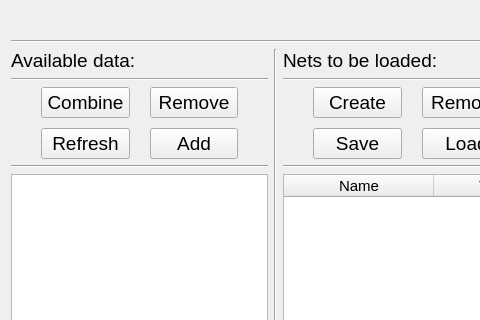
Above: TP_CXX/NetManagers/neunetui.ui from xammi/2014_Cpp_Technopark before the change; both pictures show x 0 to 480 and y 0 to 320 of the 824 by 477 pixel window. Below: the same form after it.
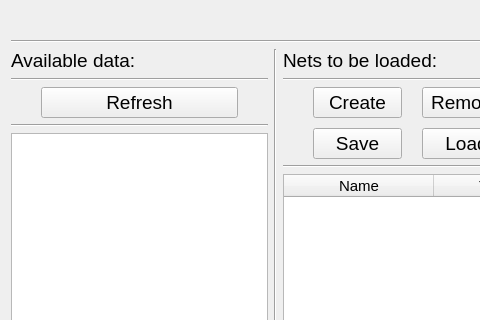
That is the form after the change.

Commit message: Excesses with adding and removing data were deleted

Patch:
```diff
--- a/TP_CXX/NetManagers/neunetui.ui
+++ b/TP_CXX/NetManagers/neunetui.ui
@@ -79,52 +79,7 @@
           <property name="verticalSpacing">
            <number>10</number>
           </property>
-          <item row="2" column="2">
-           <widget class="QPushButton" name="dataAdd">
-            <property name="font">
-             <font>
-              <pointsize>14</pointsize>
-             </font>
-            </property>
-            <property name="styleSheet">
-             <string notr="true"/>
-            </property>
-            <property name="text">
-             <string>Add</string>
-            </property>
-           </widget>
-          </item>
-          <item row="0" column="2">
-           <widget class="QPushButton" name="dataRemove">
-            <property name="font">
-             <font>
-              <pointsize>14</pointsize>
-             </font>
-            </property>
-            <property name="styleSheet">
-             <string notr="true"/>
-            </property>
-            <property name="text">
-             <string>Remove</string>
-            </property>
-           </widget>
-          </item>
-          <item row="0" column="1">
-           <widget class="QPushButton" name="dataCombine">
-            <property name="font">
-             <font>
-              <pointsize>14</pointsize>
-             </font>
-            </property>
-            <property name="styleSheet">
-             <string notr="true"/>
-            </property>
-            <property name="text">
-             <string>Combine</string>
-            </property>
-           </widget>
-          </item>
-          <item row="2" column="1">
+          <item row="1" column="1">
            <widget class="QPushButton" name="dataRefresh">
             <property name="font">
              <font>
```
The commit also changes 6 other files.
